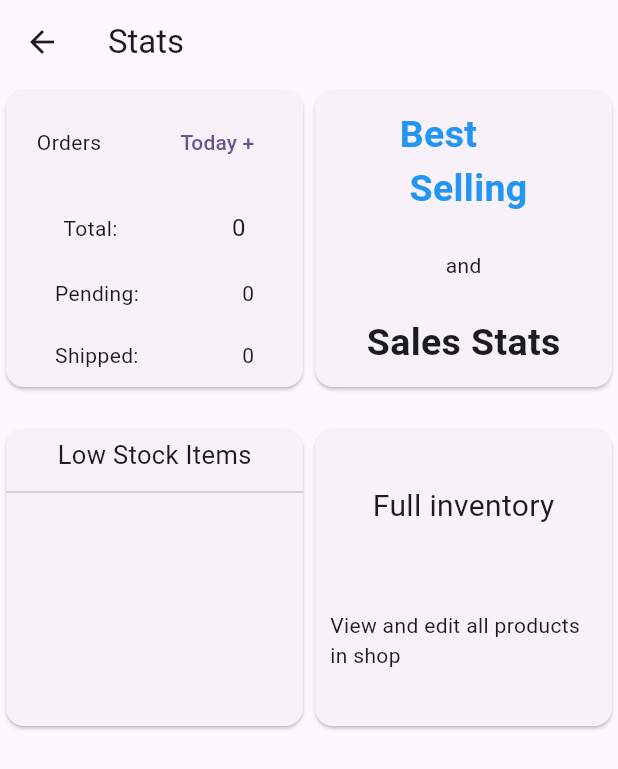
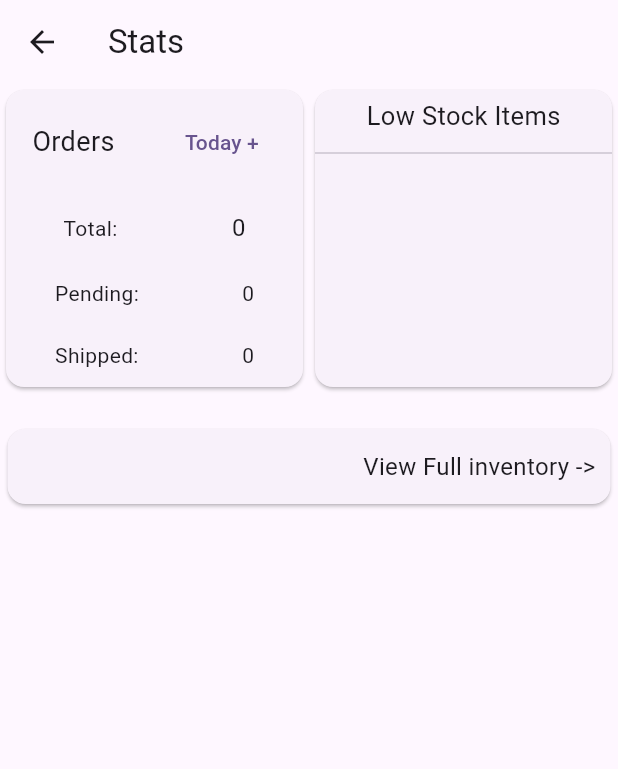
Before and after one commit to blevin04/b_shop_admin, a Flutter app: the Stats screen opened directly, on a phone screen of 412 x 824 dp. Shown: the top 769 px of the screen. Run offline on Flutter 3.47's test engine with Material 3 defaults, Android fonts, the light colour scheme and no system bars; our stand-ins replace cloud_firestore, file_picker, firebase_core, firebase_messaging, firebase_storage, flutter_local_notifications and 5 more; accounts and stored records are empty.

Commit message:
Complete maybe

```diff
--- a/lib/stats.dart
+++ b/lib/stats.dart
@@ -1,7 +1,5 @@
 import 'package:b_shop_admin/backend_Functions.dart';
 import 'package:b_shop_admin/homepage.dart';
-import 'package:b_shop_admin/inventory.dart';
-import 'package:b_shop_admin/salespage.dart';
 import 'package:cloud_firestore/cloud_firestore.dart';
 import 'package:flutter/material.dart';
 
@@ -78,19 +76,17 @@ class Stats extends StatelessWidget {
                                 shipped++;
                               }
                             }
-                            return Container(
-
-                              child: Column(
+                            return Column(
                               mainAxisAlignment: MainAxisAlignment.spaceAround,
                               children: [
                                  Row(
                                   mainAxisAlignment: MainAxisAlignment.spaceAround,
                                    children: [
-                                       const Center(child: Text("Orders"),),
+                                     const Center(child: Text("Orders",style: TextStyle(fontSize: 18),),),
                                      TextButton(onPressed: (){
                                       showDialog(context: context, builder: (context){
                                         return Dialog(
-                                            child: Container(
+                                          child: SizedBox(
                                             height: 200,
                                             child: Column(
                                               mainAxisAlignment: MainAxisAlignment.spaceAround,
@@ -142,7 +138,6 @@ class Stats extends StatelessWidget {
                                   Text(shipped.toString()),
                                 ],)
                               ],
-                              ),
                             );
                           },
                         );
@@ -150,32 +145,6 @@ class Stats extends StatelessWidget {
                     ),
                   );
                 }
-                return Card(
-                  child: InkWell(
-                    onTap: (){
-                      Navigator.push(context, (MaterialPageRoute(builder: (context)=>const Salespage())));
-                    },
-                    child: Column(
-                      mainAxisAlignment: MainAxisAlignment.spaceAround,
-                      children: [
-                        Text("Best \n Selling",style: TextStyle(fontSize: 25,color: Colors.blue,fontWeight: FontWeight.bold),),
-                        Text("and"),
-                        Text("Sales Stats",style: TextStyle(fontSize: 25,fontWeight: FontWeight.bold),)
-                      ],
-                    ),
-                  ),
-                );
-              },
-            ),
-            const SizedBox(height: 20,),
-            GridView.builder(
-              gridDelegate: const SliverGridDelegateWithFixedCrossAxisCount(
-                crossAxisCount: 2,
-              ),
-              itemCount: 2,
-              shrinkWrap: true,
-              itemBuilder: (BuildContext context, int index) {
-                if (index == 0) {
                 return Card(
                     child: StreamBuilder(
                       stream: firestore.collection("Products").orderBy("Stock",descending: false).snapshots(),
@@ -223,11 +192,11 @@ class Stats extends StatelessWidget {
                           },
                           child: Column(
                             children: [
-                              Padding(
-                                padding: const EdgeInsets.all(5.0),
+                              const Padding(
+                                padding: EdgeInsets.all(5.0),
                                 child: Text("Low Stock Items",style: TextStyle(fontSize: 17),),
                               ),
-                              Divider(),
+                              const Divider(),
                               ListView.builder(
                                 shrinkWrap: true,
                                 itemCount: snapshot.data.docs.length,
@@ -250,37 +219,21 @@ class Stats extends StatelessWidget {
                       },
                     ),
                   );
-                }
-                return Card(
-                  child: InkWell(
-                    onTap: (){
-                      Navigator.push(context, (MaterialPageRoute(builder: (context)=>const Inventory())));
-                    },
-                    child:const Padding(
-                      padding: EdgeInsets.all(10),
-                      child: Column(
-                        mainAxisAlignment: MainAxisAlignment.spaceAround,
-                        children: [
-                          Text("Full inventory",style: TextStyle(fontSize: 20),),
-                          Text("View and edit all products in shop")
-                        ],
-                      ),
-                    ),
-                  ),
-                );
               },
             ),
-            // Card(
-            //   child: Container(
-            //     alignment: Alignment.topRight,
-            //     padding:const EdgeInsets.all(10),
-            //     width: MediaQuery.of(context).size.width-10,
-            //     decoration: BoxDecoration(
-            //       borderRadius: BorderRadius.circular(12)
-            //     ),
-            //     child:const Text("View Full inventory ->",style: TextStyle(fontSize: 16),),
-            //   ),
-            // )
+            const SizedBox(height: 20,),
+            Card(
+              child: Container(
+                height: 50,
+                alignment: Alignment.centerRight,
+                padding:const EdgeInsets.all(10),
+                width: MediaQuery.of(context).size.width-10,
+                decoration: BoxDecoration(
+                  borderRadius: BorderRadius.circular(12)
+                ),
+                child:const Text("View Full inventory ->",style: TextStyle(fontSize: 16),),
+              ),
+            )
           ],
         ),
       ) ,
```
Also changed, not shown: lib/addContent.dart (+9 -10 lines), lib/salespage.dart (+8 -1 lines). Lines whose indentation alone changed are shown as unchanged.
